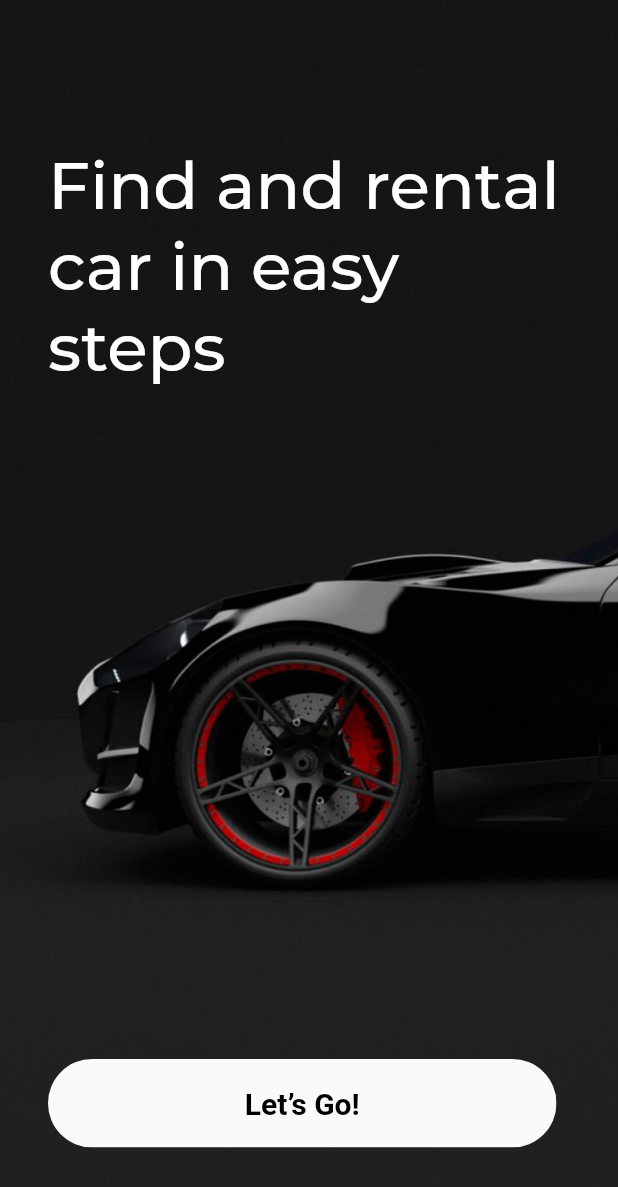
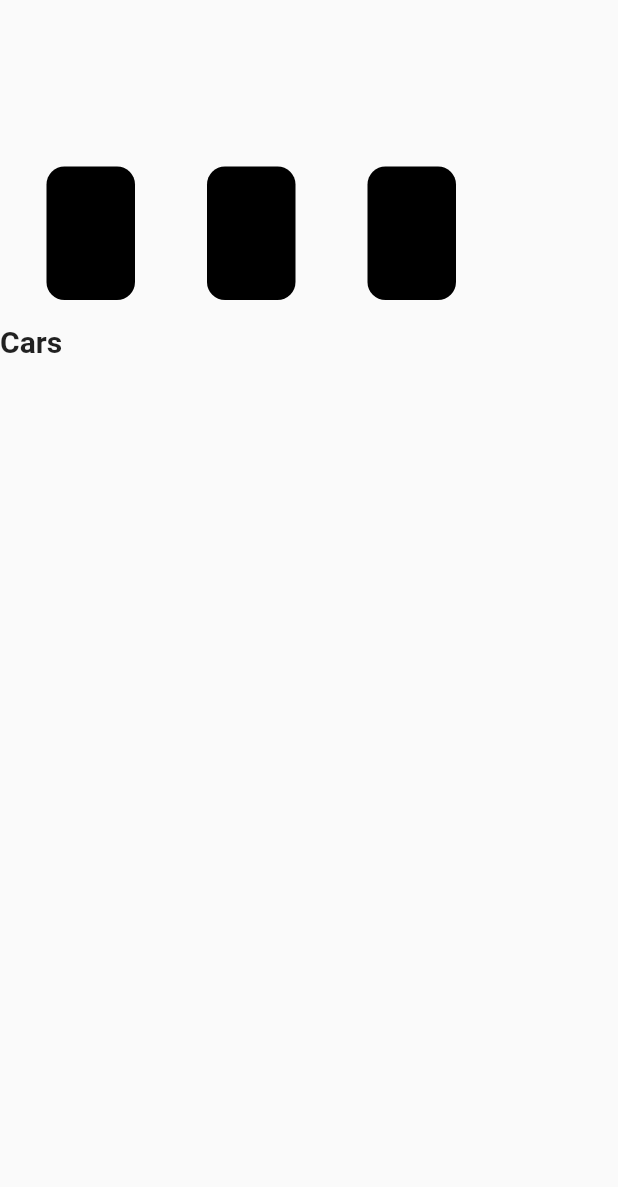
Before and after one commit to MiguelArbelaez0/rent-car, a Flutter app: the screen it shows after launch, after a tap on "Let’s Go!", on a phone screen of 412 x 824 dp. Shown: the top 1187 px of the screen. Run offline on Flutter 3.47's test engine with Material 2 defaults, Android fonts, the phone set to English and light mode, and no system bars.

Commit message:
complete index

```diff
--- a/rent_car/lib/main.dart
+++ b/rent_car/lib/main.dart
@@ -1,4 +1,7 @@
 import 'package:flutter/material.dart';
+import 'package:provider/provider.dart';
+import 'package:rent_car/providers/car_provider.dart';
+import 'package:rent_car/routes/app_routes.dart';
 import 'package:rent_car/screens/splash/splash_screen.dart';
 
 void main() {
@@ -11,7 +14,9 @@ class MyApp extends StatelessWidget {
   // This widget is the root of your application.
   @override
   Widget build(BuildContext context) {
-    return MaterialApp(
+    return MultiProvider(
+      providers: [ChangeNotifierProvider(create: (_) => CarListProvider())],
+      child: MaterialApp(
         title: 'Flutter Demo',
         theme: ThemeData(
           // This is the theme of your application.
@@ -25,6 +30,8 @@ class MyApp extends StatelessWidget {
           // is not restarted.
           primarySwatch: Colors.blue,
         ),
-        home: SplashScreen());
+        onGenerateRoute: RoutesApp.generateRoute,
+      ),
+    );
   }
 }
--- /dev/null
+++ b/rent_car/lib/models/list_cars.dart
@@ -0,0 +1,9 @@
+import 'car_model.dart';
+
+class ToyotaCars {
+  static List<Car> cars = [
+    Car(brand: 'Toyota', model: 'Corolla', pricePerDay: 50.0),
+    Car(brand: 'Toyota', model: 'Camry', pricePerDay: 60.0),
+    Car(brand: 'Toyota', model: 'Rav4', pricePerDay: 70.0),
+  ];
+}
--- /dev/null
+++ b/rent_car/lib/providers/car_provider.dart
@@ -0,0 +1,14 @@
+import 'package:flutter/material.dart';
+
+import '../models/car_model.dart';
+import '../models/list_cars.dart';
+
+class CarListProvider extends ChangeNotifier {
+  List<Car> getCarsByBrand(String brand) {
+    if (brand == 'Toyota') {
+      return ToyotaCars.cars;
+    } else {
+      return [];
+    }
+  }
+}
--- /dev/null
+++ b/rent_car/lib/routes/app_routes.dart
@@ -0,0 +1,20 @@
+import 'package:flutter/material.dart';
+import 'package:rent_car/screens/splash/splash_screen.dart';
+
+import '../screens/home/home_scren.dart';
+
+class RoutesApp {
+  static Route<dynamic> generateRoute(RouteSettings settings) {
+    switch (settings.name) {
+      case "/":
+        return MaterialPageRoute(builder: (_) => SplashScreen());
+      case "splash":
+        return MaterialPageRoute(builder: (_) => SplashScreen());
+
+      case "home":
+        return MaterialPageRoute(builder: (_) => HomeScreen());
+    }
+
+    return MaterialPageRoute(builder: (_) => HomeScreen());
+  }
+}
--- /dev/null
+++ b/rent_car/lib/screens/home/home_scren.dart
@@ -0,0 +1,132 @@
+import 'package:flutter/material.dart';
+import 'package:provider/provider.dart';
+import 'package:rent_car/providers/car_provider.dart';
+import 'package:rent_car/widgets/container.dart';
+import '../../models/car_model.dart';
+import 'list_screen.dart';
+
+// class HomeScreen extends StatefulWidget {
+//   const HomeScreen({super.key});
+
+//   @override
+//   _HomeScreenState createState() => _HomeScreenState();
+// }
+
+// class _HomeScreenState extends State<HomeScreen> {
+//   int _selectedContainer = -1;
+
+//   void _onContainerTap(int index) {
+//     setState(() {
+//       _selectedContainer = index;
+//     });
+//   }
+
+//   @override
+//   Widget build(BuildContext context) {
+//     return Scaffold(
+//       body: Column(
+//         crossAxisAlignment: CrossAxisAlignment.start,
+//         children: [
+//           SizedBox(
+//             height: 200,
+//             child: ListView.builder(
+//               scrollDirection: Axis.horizontal,
+//               itemCount: 3,
+//               itemBuilder: (context, index) {
+//                 return CustomContainer(
+//                   height: 59,
+//                   width: 59,
+//                   margin: EdgeInsets.only(left: 31, right: 17, top: 111),
+//                   color: Colors.black,
+//                   onTap: () {
+//                     _onContainerTap(index);
+//                   },
+//                 );
+//               },
+//             ),
+//           ),
+//           if (_selectedContainer >= 0)
+//             Expanded(
+//               child: ListView.builder(
+//                 itemCount: 5,
+//                 itemBuilder: (context, index) {
+//                   return ListTile(
+//                     title: Text('Item $index'),
+//                   );
+//                 },
+//               ),
+//             ),
+//         ],
+//       ),
+//     );
+//   }
+// }
+class HomeScreen extends StatefulWidget {
+  const HomeScreen({Key? key}) : super(key: key);
+
+  @override
+  _HomeScreenState createState() => _HomeScreenState();
+}
+
+class _HomeScreenState extends State<HomeScreen> {
+  CarListProvider _carListProvider = CarListProvider();
+
+  String _selectedBrand = '';
+
+  @override
+  Widget build(BuildContext context) {
+    return Scaffold(
+      body: Column(
+        crossAxisAlignment: CrossAxisAlignment.start,
+        children: [
+          SizedBox(
+            height: 200,
+            child: ListView.builder(
+              scrollDirection: Axis.horizontal,
+              itemCount: 3,
+              itemBuilder: (context, index) {
+                String brand = '';
+                if (index == 0) {
+                  brand = 'Toyota';
+                }
+                return CustomContainer(
+                  height: 59,
+                  width: 59,
+                  margin: EdgeInsets.only(left: 31, right: 17, top: 111),
+                  color: Colors.black,
+                  onTap: () {
+                    setState(() {
+                      _selectedBrand = brand;
+                    });
+                  },
+                );
+              },
+            ),
+          ),
+          SizedBox(height: 16),
+          Text(
+            'Cars',
+            style: TextStyle(
+              fontSize: 20,
+              fontWeight: FontWeight.bold,
+            ),
+          ),
+          SizedBox(height: 16),
+          Expanded(
+            child: ListView.builder(
+              itemCount: _carListProvider.getCarsByBrand(_selectedBrand).length,
+              itemBuilder: (context, index) {
+                Car car =
+                    _carListProvider.getCarsByBrand(_selectedBrand)[index];
+                return ListTile(
+                  title: Text(car.model),
+                  subtitle: Text(car.pricePerDay.toString()),
+                );
+              },
+            ),
+          ),
+        ],
+      ),
+    );
+  }
+}
--- /dev/null
+++ b/rent_car/lib/screens/home/list_screen.dart
@@ -0,0 +1,29 @@
+import 'package:flutter/material.dart';
+
+import '../../models/car_model.dart';
+
+class CarListScreen extends StatelessWidget {
+  final List<Car> cars;
+
+  const CarListScreen({Key? key, required this.cars}) : super(key: key);
+
+  @override
+  Widget build(BuildContext context) {
+    return Scaffold(
+      appBar: AppBar(
+        title: Text('Toyota Cars'),
+      ),
+      body: ListView.builder(
+        itemCount: cars.length,
+        itemBuilder: (context, index) {
+          final car = cars[index];
+          return ListTile(
+            title: Text(car.model),
+            subtitle: Text(car.brand),
+            trailing: Text(car.pricePerDay.toString()),
+          );
+        },
+      ),
+    );
+  }
+}
--- a/rent_car/lib/screens/splash/splash_screen.dart
+++ b/rent_car/lib/screens/splash/splash_screen.dart
@@ -44,7 +44,9 @@ class SplashScreen extends StatelessWidget {
                         Color.fromRGBO(250, 250, 250, 1),
                       ),
                     ),
-                    onPressed: () {},
+                    onPressed: () {
+                      Navigator.pushReplacementNamed(context, 'home');
+                    },
                     child: Text(
                       'Let’s Go!',
                       style: TextStyle(
--- /dev/null
+++ b/rent_car/lib/widgets/container.dart
@@ -0,0 +1,36 @@
+import 'package:flutter/material.dart';
+
+class CustomContainer extends StatelessWidget {
+  final double height;
+  final double width;
+  final EdgeInsets margin;
+  final BorderRadius borderRadius;
+  final Color color;
+  final VoidCallback onTap;
+
+  const CustomContainer({
+    Key? key,
+    required this.height,
+    required this.width,
+    required this.margin,
+    this.borderRadius = const BorderRadius.all(Radius.circular(12)),
+    required this.color,
+    required this.onTap,
+  }) : super(key: key);
+
+  @override
+  Widget build(BuildContext context) {
+    return GestureDetector(
+      onTap: onTap,
+      child: Container(
+        height: height,
+        width: width,
+        margin: margin,
+        decoration: BoxDecoration(
+          borderRadius: borderRadius,
+          color: color,
+        ),
+      ),
+    );
+  }
+}
--- a/rent_car/pubspec.yaml
+++ b/rent_car/pubspec.yaml
@@ -35,6 +35,7 @@ dependencies:
   # The following adds the Cupertino Icons font to your application.
   # Use with the CupertinoIcons class for iOS style icons.
   cupertino_icons: ^1.0.2
+  provider: ^6.0.5
 
 dev_dependencies:
   flutter_test:
```
Also changed, not shown: rent_car/lib/widgets/car_list.dart (added).
